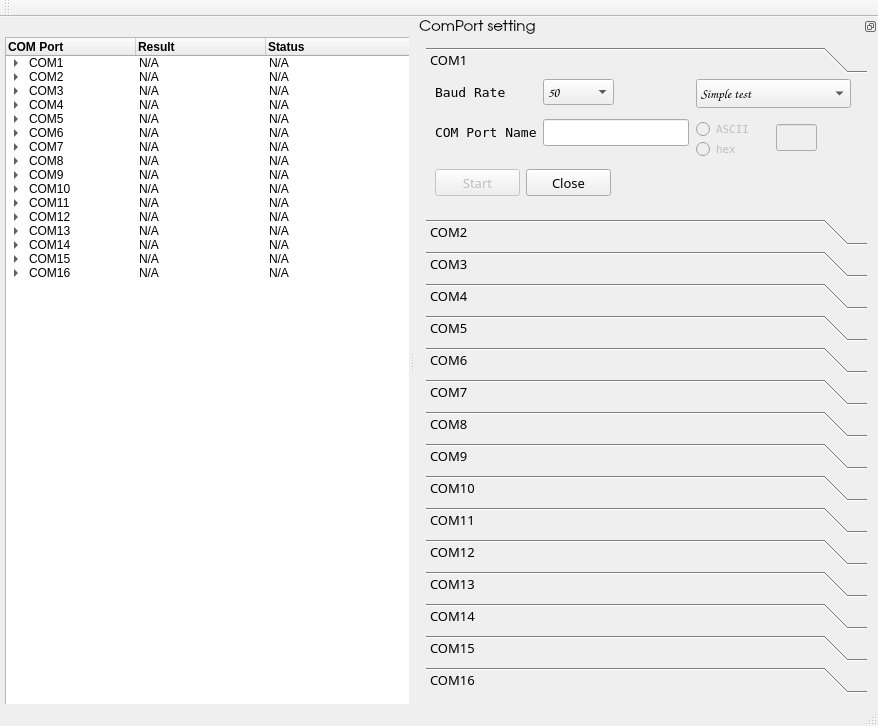
soso7885/QTvcom_test, file mainwindow.ui: the form before one commit.
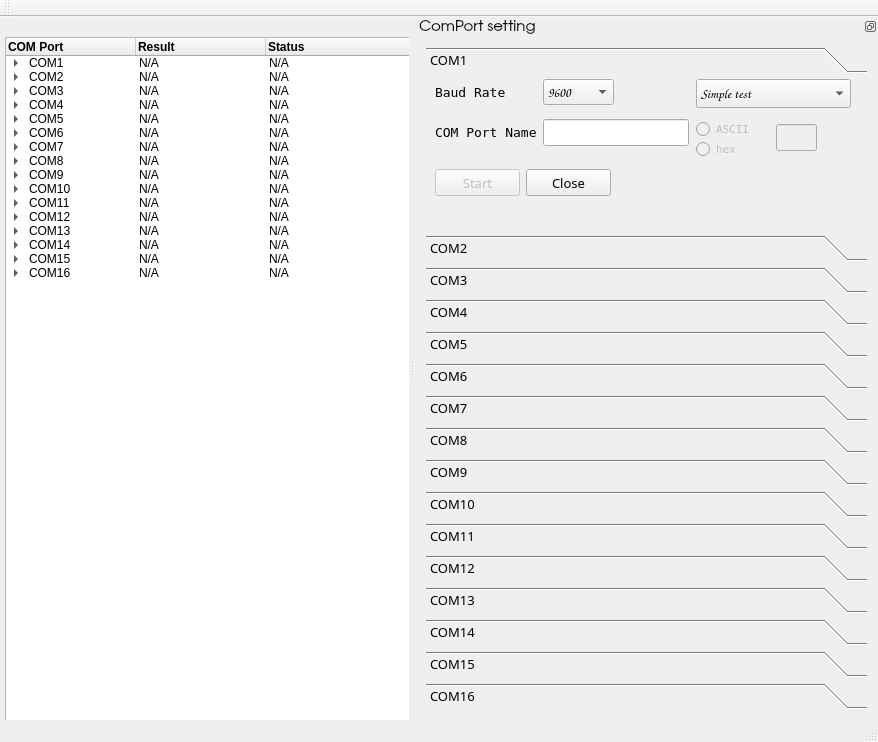
The form after the commit.

Commit message: fix cannot close mctrl test bug

The edit to the form file:
```diff
--- a/mainwindow.ui
+++ b/mainwindow.ui
@@ -7,7 +7,7 @@
     <x>0</x>
     <y>0</y>
     <width>878</width>
-    <height>726</height>
+    <height>742</height>
    </rect>
   </property>
   <property name="windowTitle">
@@ -2010,6 +2010,9 @@
          <property name="currentText">
           <string>9600</string>
          </property>
+         <property name="currentIndex">
+          <number>11</number>
+         </property>
          <item>
           <property name="text">
            <string>50</string>
```
Left out of the diff: 111 changed lines with no effect on the pictures. The commit also changes 2 other files.
